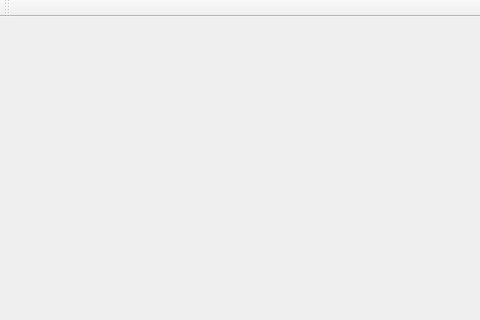
Above: mainwindow.ui from Raabeschule/fractal before the change; both pictures show x 0 to 480 and y 0 to 320 of the 625 by 497 pixel window. Below: the same form after it.
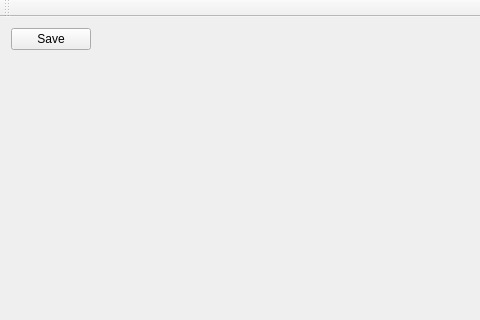
That is the form after the change.

What changed in the file:
```diff
--- a/mainwindow.ui
+++ b/mainwindow.ui
@@ -15,13 +15,24 @@
   </property>
   <widget class="QWidget" name="centralWidget">
    <layout class="QGridLayout" name="gridLayout">
-    <item row="0" column="0">
+    <item row="1" column="0">
      <widget class="QLabel" name="label">
       <property name="text">
        <string/>
       </property>
      </widget>
     </item>
+    <item row="0" column="0">
+     <layout class="QFormLayout" name="formLayout">
+      <item row="0" column="0">
+       <widget class="QPushButton" name="pushButton">
+        <property name="text">
+         <string>Save</string>
+        </property>
+       </widget>
+      </item>
+     </layout>
+    </item>
    </layout>
   </widget>
   <widget class="QMenuBar" name="menuBar">
```
